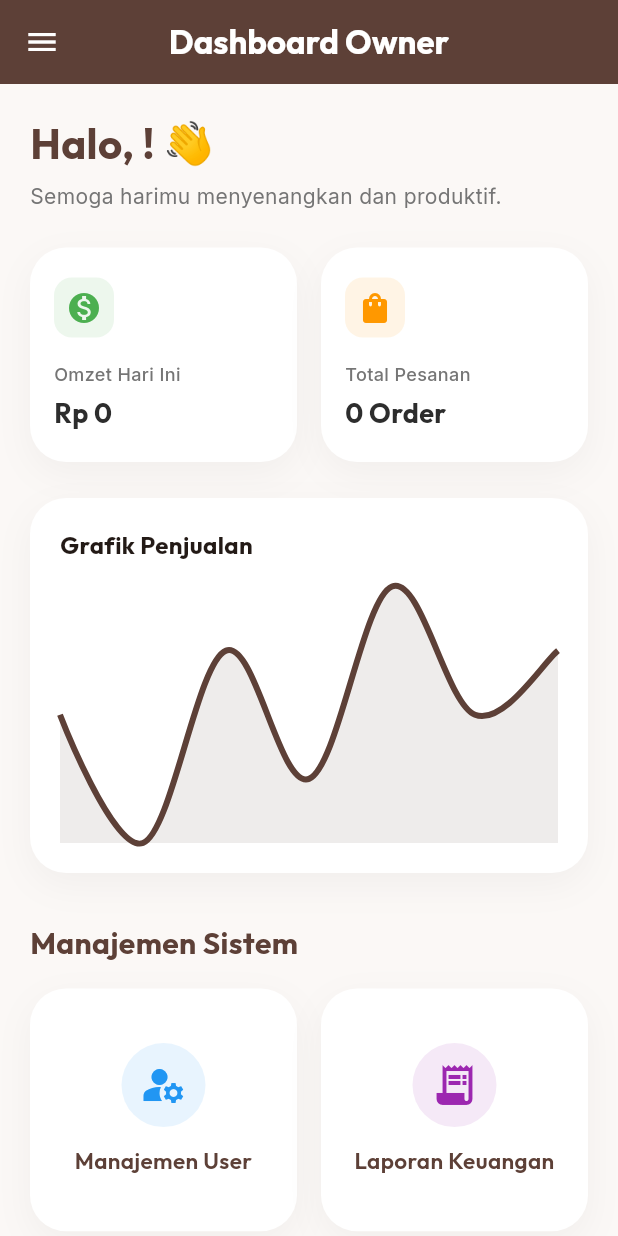
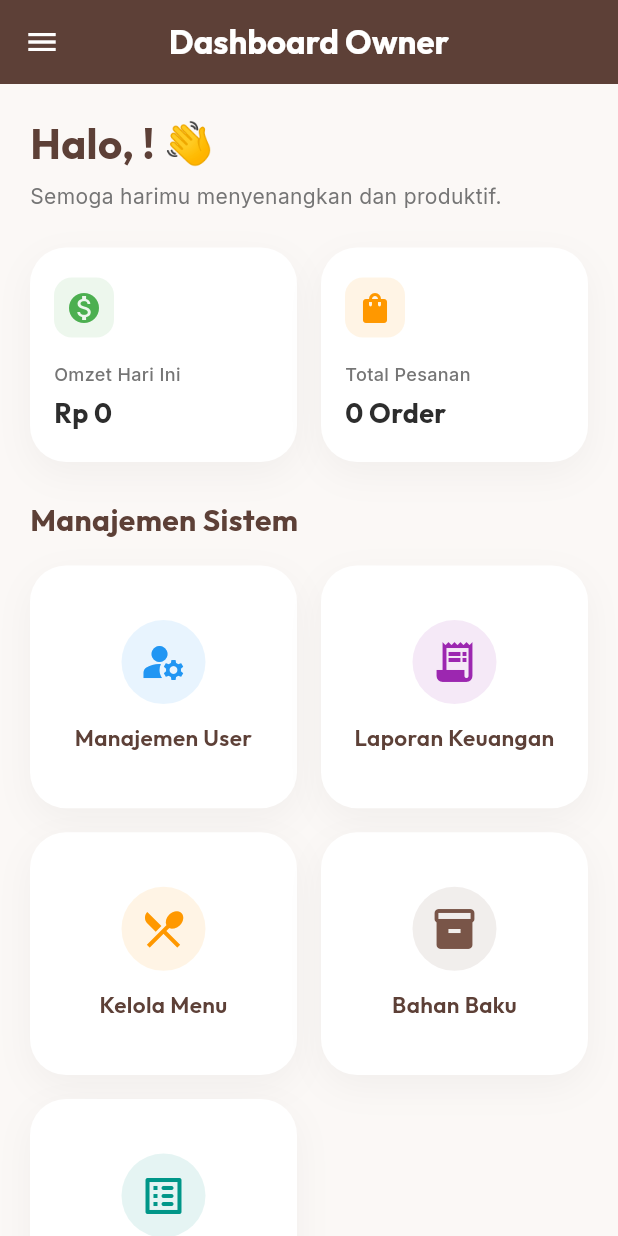
Before and after one commit to Eddienxl/frontend_rk_cafee, a Flutter app: the DashboardScreen screen opened by its route, on a phone screen of 412 x 824 dp. Run offline on Flutter 3.47's test engine with Material 3 defaults, Android fonts, the phone set to English and light mode, and no system bars; drawn by our look-alikes of fl_chart; our stand-ins replace google_fonts, shared_preferences; accounts and stored records are empty; network calls fail.

Commit message:
Fix Owner Menu Grid: 3 columns and removed charts

```diff
--- a/lib/screens/owner/owner_dashboard_screen.dart
+++ b/lib/screens/owner/owner_dashboard_screen.dart
@@ -1,7 +1,6 @@
 import 'package:flutter/material.dart';
 import 'package:shared_preferences/shared_preferences.dart';
 import 'package:intl/intl.dart';
-import 'package:fl_chart/fl_chart.dart';
 import 'package:google_fonts/google_fonts.dart';
 
 import 'user_management_screen.dart';
@@ -95,17 +94,13 @@ class _DashboardScreenState extends State<DashboardScreen> {
           ),
           const SizedBox(height: 24),
 
-          // CHART SECTION
-          _buildChartSection(),
-          const SizedBox(height: 32),
-
+          // NAVIGATION GRID
           Text(
             "Manajemen Sistem",
             style: GoogleFonts.outfit(fontSize: 20, fontWeight: FontWeight.bold, color: const Color(0xFF5D4037)),
           ),
           const SizedBox(height: 16),
 
-          // NAVIGATION GRID
           _buildNavigationGrid(),
           const SizedBox(height: 40),
         ],
@@ -127,58 +122,6 @@ class _DashboardScreenState extends State<DashboardScreen> {
           style: GoogleFonts.inter(fontSize: 14, color: Colors.grey[600]),
         ),
       ],
-    );
-  }
-
-  Widget _buildChartSection() {
-    return Container(
-      width: double.infinity,
-      height: 250,
-      padding: const EdgeInsets.all(20),
-      decoration: BoxDecoration(
-        color: Colors.white,
-        borderRadius: BorderRadius.circular(24),
-        boxShadow: [
-          BoxShadow(color: Colors.black.withOpacity(0.04), blurRadius: 20, offset: const Offset(0, 8))
-        ],
-      ),
-      child: Column(
-        crossAxisAlignment: CrossAxisAlignment.start,
-        children: [
-          Text("Grafik Penjualan", style: GoogleFonts.outfit(fontWeight: FontWeight.bold, fontSize: 16)),
-          const SizedBox(height: 16),
-          Expanded(
-            child: LineChart(
-              LineChartData(
-                gridData: const FlGridData(show: false),
-                titlesData: const FlTitlesData(show: false),
-                borderData: FlBorderData(show: false),
-                lineBarsData: [
-                  LineChartBarData(
-                    spots: [
-                      const FlSpot(0, 3),
-                      const FlSpot(1, 1),
-                      const FlSpot(2, 4),
-                      const FlSpot(3, 2),
-                      const FlSpot(4, 5),
-                      const FlSpot(5, 3),
-                      const FlSpot(6, 4),
-                    ],
-                    isCurved: true,
-                    color: const Color(0xFF5D4037),
-                    barWidth: 4,
-                    dotData: const FlDotData(show: false),
-                    belowBarData: BarAreaData(
-                      show: true,
-                      color: const Color(0xFF5D4037).withOpacity(0.1),
-                    ),
-                  ),
-                ],
-              ),
-            ),
-          ),
-        ],
-      ),
     );
   }
 
```
Also changed, not shown: lib/screens/owner/laporan_screen.dart (+0 -36 lines), lib/screens/owner/menu_management_screen.dart (+13 -13 lines), 3 other files.
